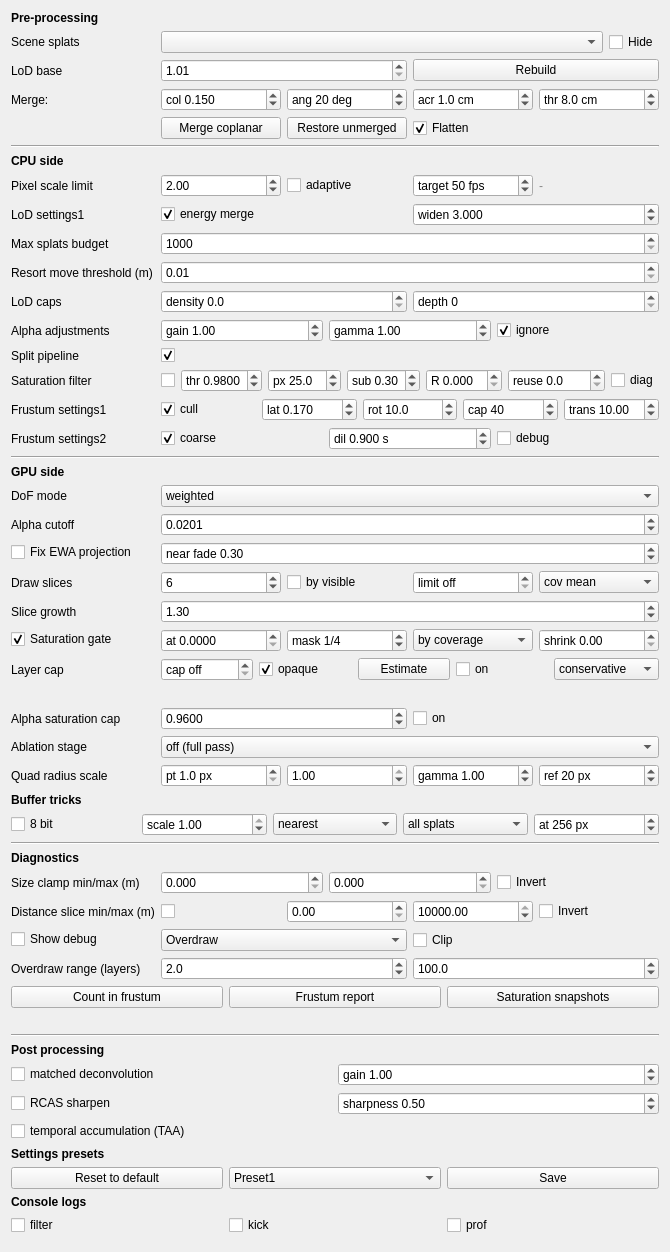
The window that gui_client/GaussianSplatSettingsWidget.ui (russiaman/substrata_robo) describes before a commit, drawn with Qt 5.
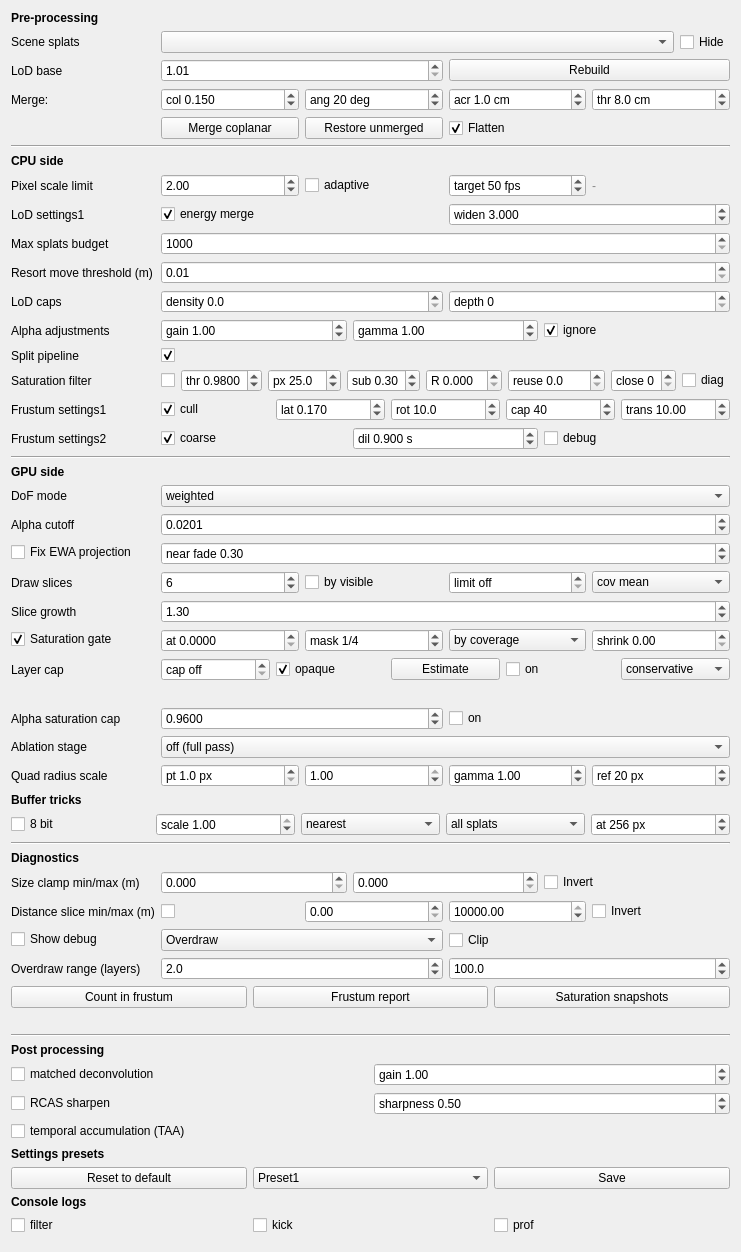
The same window after the commit.

Commit message:
Splat settings UI: closing-radius knob and "Saturation mask_fix" debug view
Wires the two new glare-core additions into the widget: a "close" spinbox
next to "R" (sat_region_closing_tiles, 0-8, persisted like R), and a
"Saturation mask_fix" entry appended to the debug mode dropdown (index 6,
after the existing "Saturation ramp" at 5, so no existing index shifts).

```diff
--- a/gui_client/GaussianSplatSettingsWidget.ui
+++ b/gui_client/GaussianSplatSettingsWidget.ui
@@ -817,6 +817,25 @@
         </property>
        </widget>
       </item>
+      <item>
+       <widget class="QSpinBox" name="satRegionClosingTilesSpinBox">
+        <property name="prefix">
+         <string>close </string>
+        </property>
+        <property name="toolTip">
+         <string>SESSION081 HOLE CLOSING. Radius, in GRID TILES (not world units, unlike "R" above), of a morphological closing pass that runs immediately before the region erosion "R" drives. Fixes an interaction found session081: the erosion is a pure max-window over the finished mask, so a single tile that missed the saturation threshold by noise - not a real silhouette - spreads its "unusable" verdict across the erosion's whole window. Measured on the owner's interior at R=0.9: this alone erased 62.0% of an otherwise 65.1%-saturated mask, collapsing dropped= from an 86.6% (R=0) baseline down to 7.9%. A hole narrower than 2x this value (in tiles) gets filled solid before erosion sees it; a real doorway or silhouette, wider than that, passes through unaffected. 0 = off, bit-for-bit the pre-session081 behaviour. Only has any effect when "R" is above 0. Watch cl= on [gsr-sat] for tiles actually filled, and dropped= for what it recovers.</string>
+        </property>
+        <property name="minimum">
+         <number>0</number>
+        </property>
+        <property name="maximum">
+         <number>8</number>
+        </property>
+        <property name="value">
+         <number>0</number>
+        </property>
+       </widget>
+      </item>
       <item>
        <widget class="QCheckBox" name="satDiagCheckBox">
         <property name="text">
```
Left out of the diff: 7 changed lines with no effect on the pictures. The commit also changes 2 other files.
